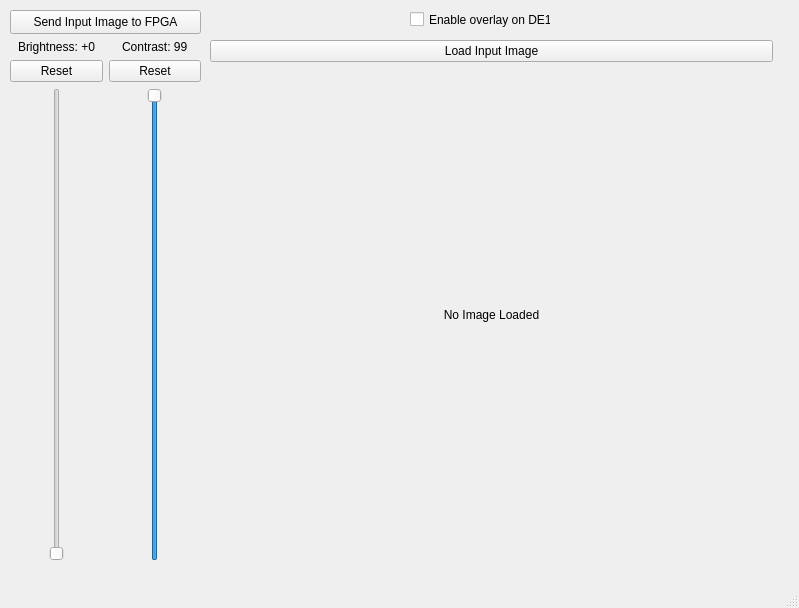
This is ECE484w_Lab5_Qt/mainwindow.ui in theroylor/ECE484w_Lab5 as Qt 5 draws it before an edit. The edited form follows.
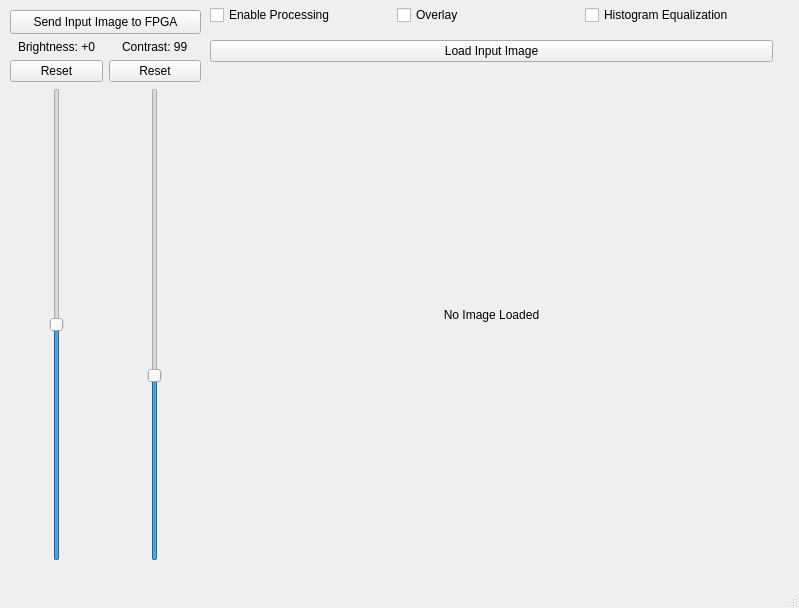
This is the edited form.

Patch:
```diff
--- a/ECE484w_Lab5_Qt/mainwindow.ui
+++ b/ECE484w_Lab5_Qt/mainwindow.ui
@@ -43,10 +43,10 @@
        <item alignment="Qt::AlignHCenter">
         <widget class="QSlider" name="verticalSlider_brightness">
          <property name="minimum">
-          <number>0</number>
+          <number>-100</number>
          </property>
          <property name="maximum">
-          <number>99</number>
+          <number>100</number>
          </property>
          <property name="orientation">
           <enum>Qt::Vertical</enum>
@@ -77,7 +77,7 @@
           <number>0</number>
          </property>
          <property name="maximum">
-          <number>99</number>
+          <number>255</number>
          </property>
          <property name="value">
           <number>99</number>
@@ -136,21 +136,47 @@
      <string>Send Input Image to FPGA</string>
     </property>
    </widget>
-   <widget class="QCheckBox" name="checkBox_overlay_toggle">
+   <widget class="QWidget" name="horizontalLayoutWidget">
     <property name="geometry">
      <rect>
-      <x>410</x>
-      <y>10</y>
-      <width>141</width>
-      <height>19</height>
+      <x>210</x>
+      <y>0</y>
+      <width>556</width>
+      <height>31</height>
      </rect>
     </property>
-    <property name="text">
-     <string>Enable overlay on DE10</string>
-    </property>
-    <property name="checked">
-     <bool>false</bool>
-    </property>
+    <layout class="QHBoxLayout" name="horizontalLayout">
+     <item>
+      <widget class="QCheckBox" name="checkBox_enable_toggle">
+       <property name="text">
+        <string>Enable Processing</string>
+       </property>
+       <property name="checked">
+        <bool>false</bool>
+       </property>
+      </widget>
+     </item>
+     <item>
+      <widget class="QCheckBox" name="checkBox_overlay_toggle">
+       <property name="text">
+        <string>Overlay</string>
+       </property>
+       <property name="checked">
+        <bool>false</bool>
+       </property>
+      </widget>
+     </item>
+     <item>
+      <widget class="QCheckBox" name="checkBox_histogram_toggle">
+       <property name="text">
+        <string>Histogram Equalization</string>
+       </property>
+       <property name="checked">
+        <bool>false</bool>
+       </property>
+      </widget>
+     </item>
+    </layout>
    </widget>
   </widget>
   <widget class="QMenuBar" name="menubar">
```
Left out of the diff: 2 changed lines with no effect on the pictures.
